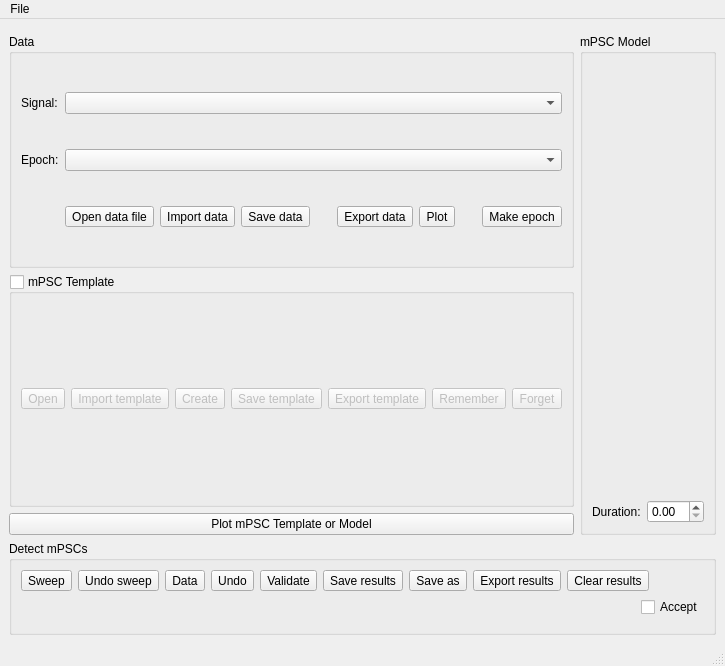
The window that ephys/mPSCDetectWindow.ui (ctigaret/scipyen) describes before a commit, drawn with Qt 5.
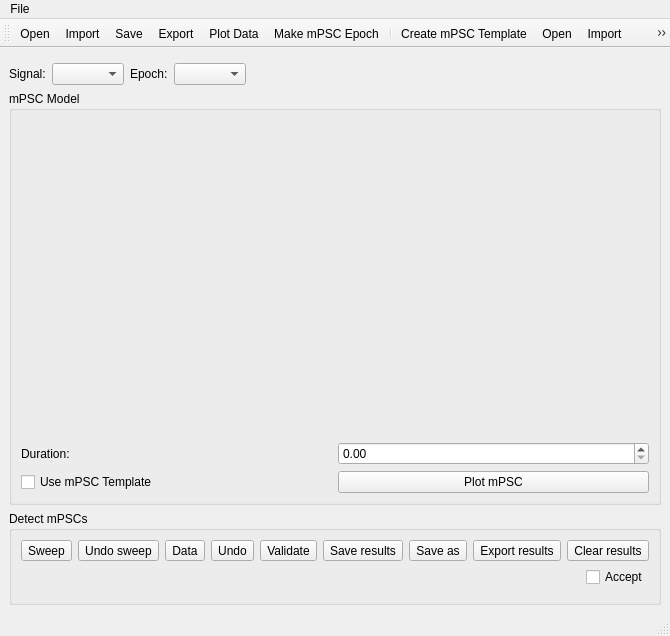
The same window after the commit. Icons and pictures are not drawn. Custom widgets are drawn as their Qt base class.

The edit to the form file:
```diff
--- a/ephys/mPSCDetectWindow.ui
+++ b/ephys/mPSCDetectWindow.ui
@@ -6,71 +6,23 @@
    <rect>
     <x>0</x>
     <y>0</y>
-    <width>526</width>
-    <height>666</height>
+    <width>530</width>
+    <height>636</height>
    </rect>
   </property>
   <property name="windowTitle">
    <string>MainWindow</string>
   </property>
   <widget class="QWidget" name="centralwidget">
-   <layout class="QVBoxLayout" name="verticalLayout_5">
+   <layout class="QVBoxLayout" name="verticalLayout_4">
+    <item>
+     <layout class="QVBoxLayout" name="verticalLayout_2">
     <item>
      <widget class="MetaDataWidget" name="metaDataWidget" native="true"/>
     </item>
     <item>
      <layout class="QHBoxLayout" name="horizontalLayout">
       <item>
-       <layout class="QVBoxLayout" name="verticalLayout">
-        <item>
-         <widget class="QGroupBox" name="dataGroupBox">
-          <property name="toolTip">
-           <string>Electrophysiology record</string>
-          </property>
-          <property name="statusTip">
-           <string>Electrophysiology record</string>
-          </property>
-          <property name="whatsThis">
-           <string>Electrophysiology record</string>
-          </property>
-          <property name="title">
-           <string>Data</string>
-          </property>
-          <layout class="QGridLayout" name="gridLayout_2">
-           <item row="0" column="2" colspan="8">
-            <widget class="QComboBox" name="signalNameComboBox">
-             <property name="toolTip">
-              <string>Signal name</string>
-             </property>
-             <property name="statusTip">
-              <string>Signal name</string>
-             </property>
-             <property name="whatsThis">
-              <string>Signal name</string>
-             </property>
-            </widget>
-           </item>
-           <item row="2" column="2">
-            <widget class="QToolButton" name="openDataFileToolButton">
-             <property name="toolTip">
-              <string>Load electrophysiology data from file</string>
-             </property>
-             <property name="statusTip">
-              <string>Load electrophysiology data from file</string>
-             </property>
-             <property name="whatsThis">
-              <string>Load electrophysiology data from file</string>
-             </property>
-             <property name="text">
-              <string>Open data file</string>
-             </property>
-             <property name="icon">
-              <iconset theme="document-open">
-               <normaloff>.</normaloff>.</iconset>
-             </property>
-            </widget>
-           </item>
-           <item row="0" column="1">
             <widget class="QLabel" name="signalNameLabel">
              <property name="text">
               <string>Signal:</string>
@@ -80,8 +32,8 @@
              </property>
             </widget>
            </item>
-           <item row="2" column="6">
-            <widget class="QToolButton" name="exportDataToolButton">
+        <item>
+         <widget class="QComboBox" name="signalNameComboBox">
              <property name="toolTip">
               <string>Export electrophysiology data to workspace</string>
              </property>
@@ -89,97 +41,11 @@
               <string>Export electrophysiology data to workspace</string>
              </property>
              <property name="whatsThis">
-              <string>Export electrophysiology data to workspace</string>
-             </property>
-             <property name="accessibleName">
-              <string/>
-             </property>
-             <property name="text">
-              <string>Export data</string>
-             </property>
-             <property name="icon">
-              <iconset theme="document-export">
-               <normaloff>.</normaloff>.</iconset>
-             </property>
-            </widget>
-           </item>
-           <item row="1" column="2" colspan="8">
-            <widget class="QComboBox" name="epochComboBox">
-             <property name="toolTip">
-              <string>Select mPSC epoch</string>
-             </property>
-             <property name="statusTip">
-              <string>Select mPSC epoch</string>
-             </property>
-             <property name="whatsThis">
-              <string>Select mPSC epoch</string>
-             </property>
-            </widget>
-           </item>
-           <item row="2" column="7">
-            <widget class="QToolButton" name="plotDataToolButton">
-             <property name="toolTip">
-              <string>Plot electrophysiology data</string>
-             </property>
-             <property name="statusTip">
-              <string>Plot electrophysiology data</string>
-             </property>
-             <property name="whatsThis">
-              <string>Plot electrophysiology data</string>
-             </property>
-             <property name="text">
-              <string>Plot</string>
-             </property>
-             <property name="icon">
-              <iconset theme="graphics">
-               <normaloff>.</normaloff>.</iconset>
-             </property>
-            </widget>
-           </item>
-           <item row="2" column="9">
-            <widget class="QToolButton" name="makeEpochToolButton">
-             <property name="toolTip">
-              <string>Make mPSC analysis epoch</string>
-             </property>
-             <property name="statusTip">
-              <string>Make mPSC analysis epoch</string>
-             </property>
-             <property name="whatsThis">
-              <string>Make mPSC analysis epoch</string>
-             </property>
-             <property name="text">
-              <string>Make epoch</string>
-             </property>
-             <property name="icon">
-              <iconset theme="select">
-               <normaloff>.</normaloff>.</iconset>
-             </property>
-            </widget>
-           </item>
-           <item row="2" column="4">
-            <widget class="QToolButton" name="saveDataToolButton">
-             <property name="toolTip">
-              <string>Save electrophysiology data to file</string>
-             </property>
-             <property name="statusTip">
-              <string>Save electrophysiology data to file</string>
-             </property>
-             <property name="whatsThis">
-              <string>Save electrophysiology data to file</string>
-             </property>
-             <property name="accessibleName">
-              <string/>
-             </property>
-             <property name="text">
-              <string>Save data</string>
-             </property>
-             <property name="icon">
-              <iconset theme="document-save">
-               <normaloff>.</normaloff>.</iconset>
-             </property>
-            </widget>
-           </item>
-           <item row="1" column="1">
+           <string>Signal name</string>
+          </property>
+         </widget>
+        </item>
+        <item>
             <widget class="QLabel" name="label">
              <property name="text">
               <string>Epoch:</string>
@@ -189,34 +55,8 @@
              </property>
             </widget>
            </item>
-           <item row="2" column="3">
-            <widget class="QToolButton" name="importDataToolButton">
-             <property name="toolTip">
-              <string>Import electropysiology data from workspace</string>
-             </property>
-             <property name="statusTip">
-              <string>Import electropysiology data from workspace</string>
-             </property>
-             <property name="whatsThis">
-              <string>Import electropysiology data from workspace</string>
-             </property>
-             <property name="accessibleName">
-              <string/>
-             </property>
-             <property name="text">
-              <string>Import data</string>
-             </property>
-             <property name="icon">
-              <iconset theme="document-import">
-               <normaloff>.</normaloff>.</iconset>
-             </property>
-            </widget>
-           </item>
-          </layout>
-         </widget>
-        </item>
         <item>
-         <widget class="QGroupBox" name="useTemplateGroupBox">
+         <widget class="QComboBox" name="epochComboBox">
           <property name="toolTip">
            <string>Use mPSC template</string>
           </property>
@@ -226,119 +66,22 @@
           <property name="whatsThis">
            <string>Use mPSC templat</string>
           </property>
-          <property name="title">
-           <string>mPSC Template</string>
-          </property>
-          <property name="checkable">
-           <bool>true</bool>
-          </property>
-          <property name="checked">
-           <bool>false</bool>
-          </property>
-          <layout class="QVBoxLayout" name="verticalLayout_2">
-           <item>
-            <layout class="QHBoxLayout" name="horizontalLayout_4">
-             <item>
-              <widget class="QToolButton" name="open_mPSCtemplateButton">
-               <property name="text">
-                <string>Open</string>
-               </property>
-               <property name="icon">
-                <iconset theme="document-open">
-                 <normaloff>.</normaloff>.</iconset>
-               </property>
               </widget>
              </item>
              <item>
-              <widget class="QToolButton" name="import_mPSCtemplateButton">
-               <property name="text">
-                <string>Import template</string>
-               </property>
-               <property name="icon">
-                <iconset theme="document-import">
-                 <normaloff>.</normaloff>.</iconset>
-               </property>
-              </widget>
-             </item>
-             <item>
-              <widget class="QToolButton" name="make_mPSCtemplateButton">
-               <property name="text">
-                <string>Create</string>
-               </property>
-               <property name="icon">
-                <iconset theme="template">
-                 <normaloff>.</normaloff>.</iconset>
-               </property>
-              </widget>
-             </item>
-             <item>
-              <widget class="QToolButton" name="save_mPSCtemplateButton">
-               <property name="text">
-                <string>Save template</string>
-               </property>
-               <property name="icon">
-                <iconset theme="document-save">
-                 <normaloff>.</normaloff>.</iconset>
-               </property>
-              </widget>
-             </item>
-             <item>
-              <widget class="QToolButton" name="export_mPSCtemplateButton">
-               <property name="text">
-                <string>Export template</string>
-               </property>
-               <property name="icon">
-                <iconset theme="document-export">
-                 <normaloff>.</normaloff>.</iconset>
-               </property>
-              </widget>
-             </item>
-             <item>
-              <widget class="QToolButton" name="store_mPSCtemplateButton">
-               <property name="text">
-                <string>Remember</string>
-               </property>
-               <property name="icon">
-                <iconset theme="document-save-as-template">
-                 <normaloff>.</normaloff>.</iconset>
-               </property>
-              </widget>
-             </item>
-             <item>
-              <widget class="QToolButton" name="forget_mPSCtemplateButton">
-               <property name="text">
-                <string>Forget</string>
-               </property>
-               <property name="icon">
-                <iconset theme="delete">
-                 <normaloff>.</normaloff>.</iconset>
-               </property>
-              </widget>
-             </item>
-            </layout>
-           </item>
-          </layout>
-         </widget>
-        </item>
-        <item>
-         <widget class="QPushButton" name="plot_mPSCWaveformPushButton">
-          <property name="toolTip">
-           <string>Plot mPSC template or model</string>
-          </property>
-          <property name="statusTip">
-           <string>Plot mPSC template or model</string>
-          </property>
-          <property name="whatsThis">
-           <string>Plot mPSC template or model</string>
-          </property>
-          <property name="text">
-           <string>Plot mPSC Template or Model</string>
-          </property>
-          <property name="icon">
-           <iconset theme="graphics">
-            <normaloff>.</normaloff>.</iconset>
-          </property>
-         </widget>
+         <spacer name="horizontalSpacer_2">
+          <property name="orientation">
+           <enum>Qt::Horizontal</enum>
+          </property>
+          <property name="sizeHint" stdset="0">
+           <size>
+            <width>40</width>
+            <height>20</height>
+           </size>
+          </property>
+         </spacer>
+        </item>
+       </layout>
         </item>
        </layout>
       </item>
@@ -356,7 +99,7 @@
         <property name="title">
          <string>mPSC Model</string>
         </property>
-        <layout class="QVBoxLayout" name="verticalLayout_4">
+      <layout class="QVBoxLayout" name="verticalLayout">
          <item>
           <layout class="QVBoxLayout" name="verticalLayout_3">
            <item>
@@ -407,10 +150,39 @@
            </item>
           </layout>
          </item>
-        </layout>
-       </widget>
-      </item>
-     </layout>
+       <item>
+        <layout class="QHBoxLayout" name="horizontalLayout_2">
+         <item>
+          <widget class="QCheckBox" name="use_mPSCTemplate_CheckBox">
+           <property name="text">
+            <string>Use mPSC Template</string>
+           </property>
+          </widget>
+         </item>
+         <item>
+          <widget class="QPushButton" name="plot_mPSCWaveformPushButton">
+           <property name="toolTip">
+            <string>Plot mPSC template or model</string>
+           </property>
+           <property name="statusTip">
+            <string>Plot mPSC template or model</string>
+           </property>
+           <property name="whatsThis">
+            <string>Plot mPSC template or model</string>
+           </property>
+           <property name="text">
+            <string>Plot mPSC</string>
+           </property>
+           <property name="icon">
+            <iconset theme="graphics">
+             <normaloff>.</normaloff>.</iconset>
+           </property>
+          </widget>
+         </item>
+        </layout>
+       </item>
+      </layout>
+     </widget>
     </item>
     <item>
      <widget class="QGroupBox" name="detectionGroupBox">
@@ -601,7 +373,7 @@
     <rect>
      <x>0</x>
      <y>0</y>
-     <width>526</width>
+     <width>530</width>
      <height>30</height>
     </rect>
    </property>
@@ -615,6 +387,31 @@
    <addaction name="menuFile"/>
   </widget>
   <widget class="QStatusBar" name="statusbar"/>
+  <widget class="QToolBar" name="mainToolBar">
+   <property name="windowTitle">
+    <string>toolBar</string>
+   </property>
+   <attribute name="toolBarArea">
+    <enum>TopToolBarArea</enum>
+   </attribute>
+   <attribute name="toolBarBreak">
+    <bool>false</bool>
+   </attribute>
+   <addaction name="actionOpen"/>
+   <addaction name="actionImport"/>
+   <addaction name="actionSave"/>
+   <addaction name="actionExport"/>
+   <addaction name="actionPlot_Data"/>
+   <addaction name="actionMake_mPSC_Epoch"/>
+   <addaction name="separator"/>
+   <addaction name="actionCreate_mPSC_Template"/>
+   <addaction name="actionOpen_mPSCTemplate"/>
+   <addaction name="actionImport_mPSCTemplate"/>
+   <addaction name="actionSave_mPSC_Template"/>
+   <addaction name="actionExport_mPSC_Template"/>
+   <addaction name="actionRemember_mPSC_Template"/>
+   <addaction name="actionForget_mPSC_Template"/>
+  </widget>
   <action name="actionOpen">
    <property name="icon">
     <iconset theme="document-open">
@@ -633,6 +430,118 @@
     <string>Import</string>
    </property>
   </action>
+  <action name="actionOpen_mPSCTemplate">
+   <property name="icon">
+    <iconset theme="template"/>
+   </property>
+   <property name="text">
+    <string>Open</string>
+   </property>
+   <property name="toolTip">
+    <string>Open mPSC Template</string>
+   </property>
+  </action>
+  <action name="actionImport_mPSCTemplate">
+   <property name="icon">
+    <iconset theme="template"/>
+   </property>
+   <property name="text">
+    <string>Import</string>
+   </property>
+   <property name="toolTip">
+    <string>Import mPSC Template</string>
+   </property>
+  </action>
+  <action name="actionSave">
+   <property name="icon">
+    <iconset theme="document-save"/>
+   </property>
+   <property name="text">
+    <string>Save</string>
+   </property>
+  </action>
+  <action name="actionExport">
+   <property name="icon">
+    <iconset theme="document-export"/>
+   </property>
+   <property name="text">
+    <string>Export</string>
+   </property>
+  </action>
+  <action name="actionPlot_Data">
+   <property name="icon">
+    <iconset theme="graphics"/>
+   </property>
+   <property name="text">
+    <string>Plot Data</string>
+   </property>
+   <property name="toolTip">
+    <string>Plot electrophysiology</string>
+   </property>
+  </action>
+  <action name="actionMake_mPSC_Epoch">
+   <property name="icon">
+    <iconset theme="select"/>
+   </property>
+   <property name="text">
+    <string>Make mPSC Epoch</string>
+   </property>
+  </action>
+  <action name="actionSave_mPSC_Template">
+   <property name="icon">
+    <iconset theme="document-save-as"/>
+   </property>
+   <property name="text">
+    <string>Save mPSC Template</string>
+   </property>
+   <property name="toolTip">
+    <string>Save mPSC Template</string>
+   </property>
+  </action>
+  <action name="actionExport_mPSC_Template">
+   <property name="icon">
+    <iconset theme="document-export"/>
+   </property>
+   <property name="text">
+    <string>Export mPSC Template</string>
+   </property>
+   <property name="toolTip">
+    <string>Export mPSC Template to Workspace</string>
+   </property>
+  </action>
+  <action name="actionRemember_mPSC_Template">
+   <property name="icon">
+    <iconset theme="document-save-as-template"/>
+   </property>
+   <property name="text">
+    <string>Remember mPSC Template</string>
+   </property>
+   <property name="toolTip">
+    <string>Remember mPSC template across sections</string>
+   </property>
+  </action>
+  <action name="actionForget_mPSC_Template">
+   <property name="icon">
+    <iconset theme="delete"/>
+   </property>
+   <property name="text">
+    <string>Forget mPSC Template</string>
+   </property>
+   <property name="toolTip">
+    <string>Forget mPSC teplate</string>
+   </property>
+  </action>
+  <action name="actionCreate_mPSC_Template">
+   <property name="icon">
+    <iconset theme="project-development-new-template"/>
+   </property>
+   <property name="text">
+    <string>Create mPSC Template</string>
+   </property>
+   <property name="toolTip">
+    <string>Create a mPSC template from mPSCs</string>
+   </property>
+  </action>
  </widget>
  <customwidgets>
   <customwidget>
```
Left out of the diff: 36 changed lines with no effect on the pictures. Lines whose indentation alone changed are shown as unchanged.
